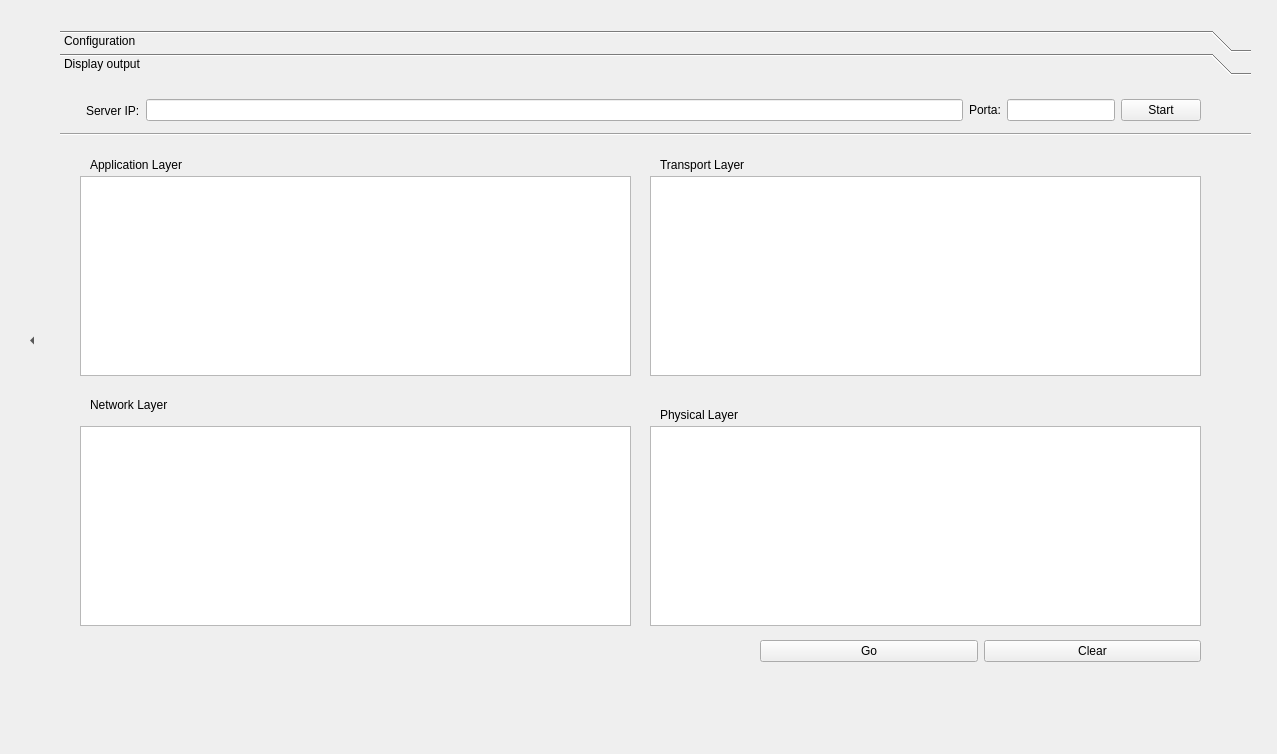
This is NEW/client.ui in thaisdb/TCC as Qt 5 draws it before an edit. The edited form follows.
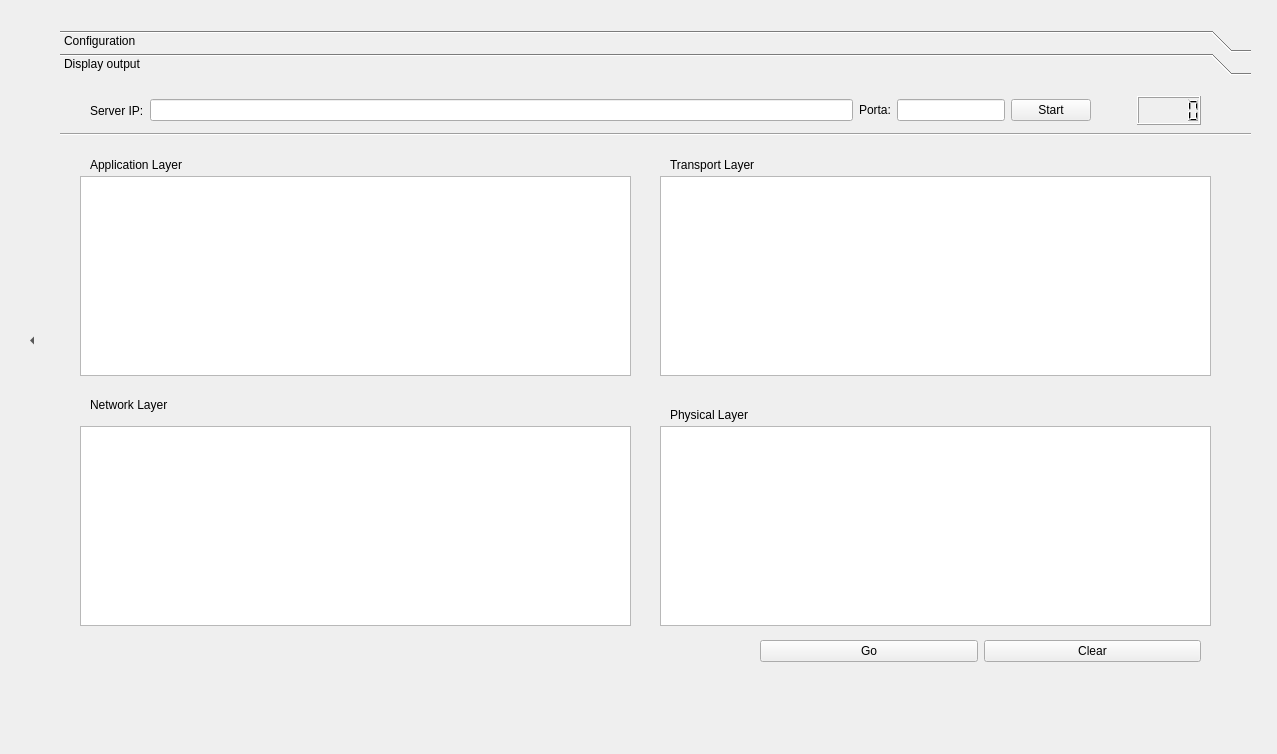
This is the edited form.

The edit to the form file:
```diff
--- a/NEW/client.ui
+++ b/NEW/client.ui
@@ -54,8 +54,8 @@
      <rect>
       <x>0</x>
       <y>0</y>
-      <width>1191</width>
-      <height>625</height>
+      <width>98</width>
+      <height>28</height>
      </rect>
     </property>
     <property name="accessibleName">
@@ -148,7 +148,7 @@
        <x>40</x>
        <y>240</y>
        <width>297</width>
-       <height>21</height>
+       <height>22</height>
       </rect>
      </property>
      <layout class="QHBoxLayout" name="horizontalLayout_3">
@@ -404,8 +404,6 @@
     <zorder>horizontalLayoutWidget_3</zorder>
     <zorder>tableWidget</zorder>
     <zorder>horizontalLayoutWidget_5</zorder>
-    <zorder>label_11</zorder>
-    <zorder>lineEdit</zorder>
     <zorder>pushButton_2</zorder>
    </widget>
    <widget class="QWidget" name="displayPage">
@@ -436,22 +434,21 @@
     <widget class="QWidget" name="layoutWidget">
      <property name="geometry">
       <rect>
-       <x>20</x>
+       <x>30</x>
        <y>20</y>
-       <width>1121</width>
+       <width>1111</width>
        <height>29</height>
       </rect>
      </property>
      <layout class="QHBoxLayout" name="horizontalLayout_4">
-      <item>
-       <widget class="Line" name="line">
-        <property name="orientation">
-         <enum>Qt::Horizontal</enum>
-        </property>
-       </widget>
-      </item>
       <item>
        <widget class="QLabel" name="label">
+        <property name="sizePolicy">
+         <sizepolicy hsizetype="Preferred" vsizetype="Preferred">
+          <horstretch>0</horstretch>
+          <verstretch>0</verstretch>
+         </sizepolicy>
+        </property>
         <property name="text">
          <string>Server IP:</string>
         </property>
@@ -459,6 +456,12 @@
       </item>
       <item>
        <widget class="QLineEdit" name="serverIPInput">
+        <property name="sizePolicy">
+         <sizepolicy hsizetype="Expanding" vsizetype="Fixed">
+          <horstretch>0</horstretch>
+          <verstretch>0</verstretch>
+         </sizepolicy>
+        </property>
         <property name="inputMask">
          <string/>
         </property>
@@ -486,7 +489,7 @@
       <item>
        <widget class="QLineEdit" name="portaInput">
         <property name="sizePolicy">
-         <sizepolicy hsizetype="Minimum" vsizetype="Fixed">
+         <sizepolicy hsizetype="Preferred" vsizetype="Fixed">
           <horstretch>0</horstretch>
           <verstretch>0</verstretch>
          </sizepolicy>
@@ -498,6 +501,12 @@
       </item>
       <item>
        <widget class="QPushButton" name="startButton">
+        <property name="sizePolicy">
+         <sizepolicy hsizetype="Maximum" vsizetype="Fixed">
+          <horstretch>0</horstretch>
+          <verstretch>0</verstretch>
+         </sizepolicy>
+        </property>
         <property name="text">
          <string>Start</string>
         </property>
@@ -506,6 +515,25 @@
         </property>
        </widget>
       </item>
+      <item>
+       <spacer name="horizontalSpacer">
+        <property name="orientation">
+         <enum>Qt::Horizontal</enum>
+        </property>
+        <property name="sizeType">
+         <enum>QSizePolicy::Fixed</enum>
+        </property>
+        <property name="sizeHint" stdset="0">
+         <size>
+          <width>40</width>
+          <height>20</height>
+         </size>
+        </property>
+       </spacer>
+      </item>
+      <item>
+       <widget class="QLCDNumber" name="lcdNumber"/>
+      </item>
      </layout>
     </widget>
     <widget class="QLabel" name="label_6">
@@ -530,12 +558,24 @@
        <height>200</height>
       </rect>
      </property>
+     <property name="cursor" stdset="0">
+      <cursorShape>PointingHandCursor</cursorShape>
+     </property>
+     <property name="mouseTracking">
+      <bool>true</bool>
+     </property>
+     <property name="styleSheet">
+      <string notr="true">font: 11pt &quot;Ubuntu Condensed&quot;;</string>
+     </property>
      <property name="horizontalScrollBarPolicy">
       <enum>Qt::ScrollBarAsNeeded</enum>
      </property>
      <property name="documentTitle">
       <string/>
      </property>
+     <property name="lineWrapMode">
+      <enum>QTextEdit::NoWrap</enum>
+     </property>
      <property name="readOnly">
       <bool>true</bool>
      </property>
@@ -543,8 +583,8 @@
       <string>&lt;!DOCTYPE HTML PUBLIC &quot;-//W3C//DTD HTML 4.0//EN&quot; &quot;http://www.w3.org/TR/REC-html40/strict.dtd&quot;&gt;
 &lt;html&gt;&lt;head&gt;&lt;meta name=&quot;qrichtext&quot; content=&quot;1&quot; /&gt;&lt;style type=&quot;text/css&quot;&gt;
 p, li { white-space: pre-wrap; }
-&lt;/style&gt;&lt;/head&gt;&lt;body style=&quot; font-family:'Sans Serif'; font-size:9pt; font-weight:400; font-style:normal;&quot;&gt;
-&lt;p style=&quot;-qt-paragraph-type:empty; margin-top:0px; margin-bottom:0px; margin-left:0px; margin-right:0px; -qt-block-indent:0; text-indent:0px; font-family:'Ubuntu'; font-size:11pt;&quot;&gt;&lt;br /&gt;&lt;/p&gt;&lt;/body&gt;&lt;/html&gt;</string>
+&lt;/style&gt;&lt;/head&gt;&lt;body style=&quot; font-family:'Ubuntu Condensed'; font-size:11pt; font-weight:400; font-style:normal;&quot;&gt;
+&lt;p style=&quot;-qt-paragraph-type:empty; margin-top:0px; margin-bottom:0px; margin-left:0px; margin-right:0px; -qt-block-indent:0; text-indent:0px; font-family:'Ubuntu';&quot;&gt;&lt;br /&gt;&lt;/p&gt;&lt;/body&gt;&lt;/html&gt;</string>
      </property>
      <property name="acceptRichText">
       <bool>true</bool>
@@ -553,7 +593,7 @@
     <widget class="QLabel" name="label_7">
      <property name="geometry">
       <rect>
-       <x>600</x>
+       <x>610</x>
        <y>80</y>
        <width>231</width>
        <height>17</height>
@@ -566,7 +606,7 @@
     <widget class="QTextEdit" name="transportLOut">
      <property name="geometry">
       <rect>
-       <x>590</x>
+       <x>600</x>
        <y>100</y>
        <width>551</width>
        <height>200</height>
@@ -578,6 +618,12 @@
        <verstretch>0</verstretch>
       </sizepolicy>
      </property>
+     <property name="cursor" stdset="0">
+      <cursorShape>PointingHandCursor</cursorShape>
+     </property>
+     <property name="mouseTracking">
+      <bool>true</bool>
+     </property>
      <property name="styleSheet">
       <string notr="true">font: 11pt &quot;Ubuntu Condensed&quot;;</string>
      </property>
@@ -593,6 +639,9 @@
      <property name="horizontalScrollBarPolicy">
       <enum>Qt::ScrollBarAsNeeded</enum>
      </property>
+     <property name="lineWrapMode">
+      <enum>QTextEdit::NoWrap</enum>
+     </property>
      <property name="readOnly">
       <bool>true</bool>
      </property>
@@ -620,7 +669,7 @@
     <widget class="QLabel" name="label_9">
      <property name="geometry">
       <rect>
-       <x>600</x>
+       <x>610</x>
        <y>330</y>
        <width>211</width>
        <height>17</height>
@@ -633,12 +682,24 @@
     <widget class="QTextEdit" name="physicalLOut">
      <property name="geometry">
       <rect>
-       <x>590</x>
+       <x>600</x>
        <y>350</y>
        <width>551</width>
        <height>200</height>
       </rect>
      </property>
+     <property name="cursor" stdset="0">
+      <cursorShape>PointingHandCursor</cursorShape>
+     </property>
+     <property name="mouseTracking">
+      <bool>true</bool>
+     </property>
+     <property name="styleSheet">
+      <string notr="true">font: 11pt &quot;Ubuntu Condensed&quot;;</string>
+     </property>
+     <property name="lineWrapMode">
+      <enum>QTextEdit::NoWrap</enum>
+     </property>
      <property name="readOnly">
       <bool>true</bool>
      </property>
@@ -652,6 +713,21 @@
        <height>200</height>
       </rect>
      </property>
+     <property name="cursor" stdset="0">
+      <cursorShape>PointingHandCursor</cursorShape>
+     </property>
+     <property name="mouseTracking">
+      <bool>true</bool>
+     </property>
+     <property name="styleSheet">
+      <string notr="true">font: 11pt &quot;Ubuntu Condensed&quot;;</string>
+     </property>
+     <property name="lineWrapMode">
+      <enum>QTextEdit::NoWrap</enum>
+     </property>
+     <property name="textInteractionFlags">
+      <set>Qt::TextEditable|Qt::TextSelectableByMouse</set>
+     </property>
     </widget>
     <widget class="QWidget" name="horizontalLayoutWidget_2">
      <property name="geometry">
```
